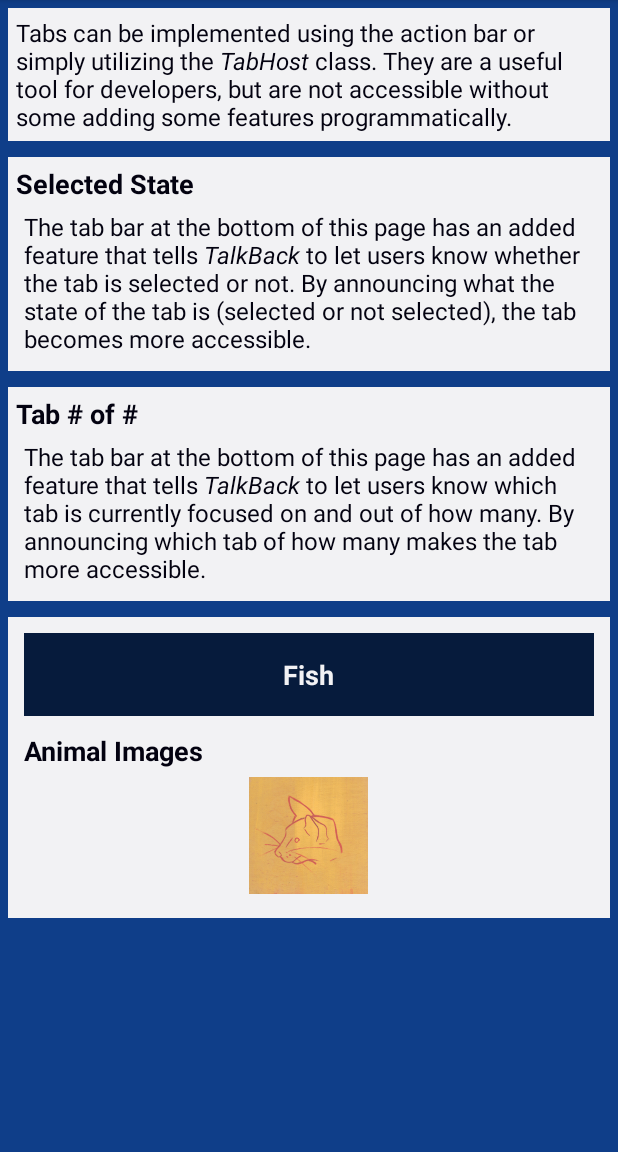
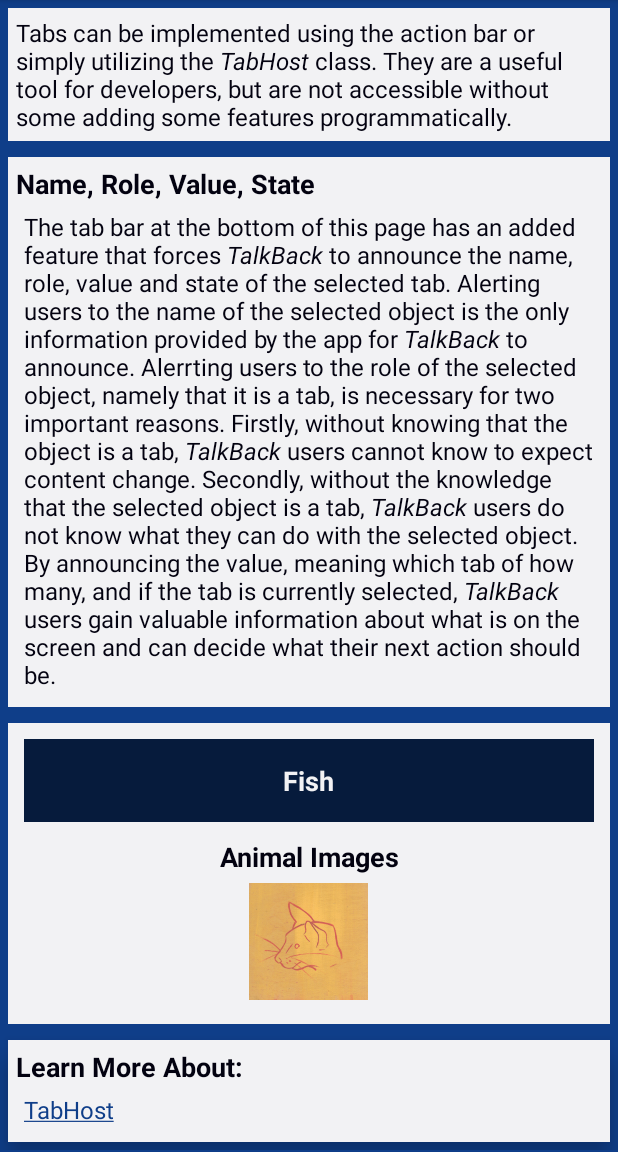
Before and after one commit to dequelabs/Deque-University-for-Android, an Android app: the fragment TabbedNavigationAboutFragment shown on its own in the app's theme, on a phone screen of 412 x 824 dp, the part 84-1236 px from its top. Run offline under Robolectric (Android 15) with nearby library versions, the phone set to English and light mode, and no system bars; 3 statements that could not run were skipped.

Commit message:
DUA-20 #time 2h #comment Fixed Tab announcement. Updated strings. Reviewed content.

```diff
--- a/app/src/main/java/com/dequesystems/a11yframework/TabLayout.java
+++ b/app/src/main/java/com/dequesystems/a11yframework/TabLayout.java
@@ -1,10 +1,8 @@
 package com.dequesystems.a11yframework;
 
 import android.annotation.TargetApi;
-import android.app.Activity;
 import android.content.Context;
 import android.os.Build;
-import android.text.TextUtils;
 import android.util.AttributeSet;
 import android.util.Log;
 import android.view.View;
@@ -19,30 +17,21 @@ import android.widget.TextView;
  */
 public class TabLayout extends LinearLayout {
 
-    TabLayoutCallbacks mCallbacks;
+    private TabHost mTabHost = null;
 
     private static final String LOG_TAG = TabLayout.class.getSimpleName();
 
-    private void initialize() {
-        mCallbacks = (TabLayoutCallbacks)getContext();
-    }
 
     public TabLayout(Context context) {
         super(context);
-
-        initialize();
     }
 
     public TabLayout(Context context, AttributeSet attrs) {
         super(context, attrs);
-
-        initialize();
     }
 
     public TabLayout(Context context, AttributeSet attrs, int defStyleAttr) {
         super(context, attrs, defStyleAttr);
-
-        initialize();
     }
 
     @TargetApi(Build.VERSION_CODES.LOLLIPOP)
@@ -53,9 +42,8 @@ public class TabLayout extends LinearLayout {
     @Override
     public CharSequence getContentDescription() {
 
-        final TabHost tabHost = mCallbacks.getTabHost();
-        final TabWidget tabWidget = tabHost.getTabWidget();
-        final View view = tabWidget.getChildTabViewAt(tabHost.getCurrentTab());
+        final TabWidget tabWidget = mTabHost.getTabWidget();
+        final View view = tabWidget.getChildTabViewAt(mTabHost.getCurrentTab());
         final int tabCount = tabWidget.getTabCount();
         int tabNumber;
 
@@ -106,7 +94,8 @@ public class TabLayout extends LinearLayout {
         return null;
     }
 
-    public static interface TabLayoutCallbacks {
-        TabHost getTabHost();
+    public void setTabHost(TabHost tabHost){
+        mTabHost = tabHost;
+        //TODO: add exception handling if this value is not set before the logic in this class
     }
 }
--- a/app/src/main/java/com/dequesystems/accessibility101/StoryManager.java
+++ b/app/src/main/java/com/dequesystems/accessibility101/StoryManager.java
@@ -15,6 +15,7 @@ import android.widget.RelativeLayout;
 import android.widget.TabHost;
 import android.widget.TextView;
 
+import com.dequesystems.a11yframework.TabLayout;
 import com.dequesystems.accessibility101.contentdescriptions.ContDescAboutFragment;
 import com.dequesystems.accessibility101.contentdescriptions.ContDescBrokenFragment;
 import com.dequesystems.accessibility101.contentdescriptions.ContDescFixedFragment;
@@ -191,7 +192,8 @@ public class StoryManager extends ArrayAdapter<StoryManager.Story> {
                 TabHost.TabSpec tabSpec = tabHost.newTabSpec(tab.getTabID());
                 tabSpec.setContent(tab);
 
-                View view = mActivity.getLayoutInflater().inflate(R.layout.tab_layout, null);
+                TabLayout view = (TabLayout) mActivity.getLayoutInflater().inflate(R.layout.tab_layout, null);
+                view.setTabHost(tabHost);
 
                 TextView textView = (TextView) view.findViewById(R.id.aac_tab_title);
                 textView.setText(tab.getTitle());
--- a/app/src/main/java/com/dequesystems/accessibility101/tabbednavigation/TabbedNavigationAboutFragment.java
+++ b/app/src/main/java/com/dequesystems/accessibility101/tabbednavigation/TabbedNavigationAboutFragment.java
@@ -5,6 +5,7 @@ import android.content.Context;
 import android.graphics.drawable.Drawable;
 import android.os.Bundle;
 import android.app.Fragment;
+import android.text.method.LinkMovementMethod;
 import android.view.LayoutInflater;
 import android.view.View;
 import android.view.ViewGroup;
@@ -18,10 +19,15 @@ import com.dequesystems.accessibility101.R;
 /**
  * A simple {@link Fragment} subclass.
  */
-public class TabbedNavigationAboutFragment extends Fragment implements TabLayout.TabLayoutCallbacks {
+public class TabbedNavigationAboutFragment extends Fragment{
 
     private static final String LOG_TAG = TabbedNavigationAboutFragment.class.getSimpleName();
     private TabHost mTabHost;
+
+
+    TextView mTextView1;
+    TextView mTextView2;
+
 
     public TabbedNavigationAboutFragment() {
         // Required empty public constructor
@@ -33,12 +39,20 @@ public class TabbedNavigationAboutFragment extends Fragment implements TabLayout
         // Inflate the layout for this fragment
         final View view = inflater.inflate(R.layout.fragment_tabbed_navigation_about, container, false);
 
-        mTabHost = (TabHost) view.findViewById(R.id.tabHost2);
+        mTextView1 = (TextView) view.findViewById(R.id.aacTabNavTextView1);
+
+        mTextView1.setMovementMethod(LinkMovementMethod.getInstance());
+
+        int linkColor = getResources().getColor(R.color.aac_text_link);
+
+        mTextView1.setLinkTextColor(linkColor);
+
+        mTabHost = (TabHost) view.findViewById(R.id.tabNavAboutTabHost);
         mTabHost.setup();
 
-        mTabHost.addTab(mTabHost.newTabSpec("tab1").setContent(R.id.tab1).setIndicator(getTabIndicator(mTabHost.getContext(), R.string.aac_tab_nav_cat_tab_title)));
-        mTabHost.addTab(mTabHost.newTabSpec("tab2").setContent(R.id.tab1).setIndicator(getTabIndicator(mTabHost.getContext(), R.string.aac_tab_nav_dog_tab_title)));
-        mTabHost.addTab(mTabHost.newTabSpec("tab3").setContent(R.id.tab1).setIndicator(getTabIndicator(mTabHost.getContext(), R.string.aac_tab_nav_fish_tab_title)));
+        mTabHost.addTab(mTabHost.newTabSpec("tab1").setContent(R.id.tab1).setIndicator(createTabIndicator(mTabHost.getContext(), R.string.aac_tab_nav_cat_tab_title)));
+        mTabHost.addTab(mTabHost.newTabSpec("tab2").setContent(R.id.tab1).setIndicator(createTabIndicator(mTabHost.getContext(), R.string.aac_tab_nav_dog_tab_title)));
+        mTabHost.addTab(mTabHost.newTabSpec("tab3").setContent(R.id.tab1).setIndicator(createTabIndicator(mTabHost.getContext(), R.string.aac_tab_nav_fish_tab_title)));
 
         TextView textView = (TextView) mTabHost.getCurrentTabView().findViewById(R.id.aac_tab_nav_tab_title);
         textView.setTextColor(getResources().getColor(R.color.aac_tab_bar_selected));
@@ -91,16 +105,12 @@ public class TabbedNavigationAboutFragment extends Fragment implements TabLayout
         return view;
     }
 
-    private View getTabIndicator(Context context, int title) {
-        View view = LayoutInflater.from(context).inflate(R.layout.tab_nav_story_tab_layout_fixed, null);
+    private View createTabIndicator(Context context, int title) {
+        TabLayout view = (TabLayout) LayoutInflater.from(context).inflate(R.layout.tab_nav_story_tab_layout_fixed, null);
+        view.setTabHost(mTabHost);
         TextView tv = (TextView) view.findViewById(R.id.aac_tab_nav_tab_title);
         tv.setText(title);
         return view;
     }
 
-    @Override
-    public TabHost getTabHost(){
-        return mTabHost;
-    }
-
 }
--- a/app/src/main/java/com/dequesystems/accessibility101/tabbednavigation/TabbedNavigationBrokenFragment.java
+++ b/app/src/main/java/com/dequesystems/accessibility101/tabbednavigation/TabbedNavigationBrokenFragment.java
@@ -33,7 +33,7 @@ public class TabbedNavigationBrokenFragment extends Fragment {
         // Inflate the layout for this fragment
         final View view = inflater.inflate(R.layout.fragment_tabbed_navigation_broken, container, false);
 
-        mTabHost = (TabHost) view.findViewById(R.id.tabHost3);
+        mTabHost = (TabHost) view.findViewById(R.id.tabNavBrokenTabHost);
         mTabHost.setup();
 
         mTabHost.addTab(mTabHost.newTabSpec("tab1").setContent(R.id.tab1).setIndicator(getTabIndicator(mTabHost.getContext(), R.string.aac_tab_nav_cat_tab_title)));
--- a/app/src/main/res/layout/activity_main.xml
+++ b/app/src/main/res/layout/activity_main.xml
@@ -19,7 +19,7 @@
         <TabHost
             android:layout_width="fill_parent"
             android:layout_height="fill_parent"
-            android:id="@+id/tabHost"
+            android:id="@+id/globalTabHost"
             android:layout_alignParentLeft="true"
             android:layout_alignParentStart="true"
             android:layout_alignParentBottom="true">
--- a/app/src/main/res/layout/fragment_tabbed_navigation_about.xml
+++ b/app/src/main/res/layout/fragment_tabbed_navigation_about.xml
@@ -21,9 +21,9 @@
         <LinearLayout
             android:layout_width="fill_parent"
             android:layout_height="wrap_content"
+            android:orientation="vertical"
+            android:background="@color/aac_worldspace_white"
             android:layout_margin="@dimen/aac_global_border"
-            android:background="@color/aac_worldspace_white"
-            android:orientation="vertical"
             android:padding="@dimen/aac_global_border">
 
             <TextView
@@ -33,32 +33,9 @@
                 android:textAppearance="@style/AACTextAppearance.heading"/>
 
             <TextView
-                android:layout_width="fill_parent"
+                android:layout_width="wrap_content"
                 android:layout_height="wrap_content"
                 android:text="@string/aac_tab_nav_about_paragraph_1"
-                android:textAppearance="@style/AACTextAppearance.body"
-                android:padding="@dimen/aac_global_border" />
-
-        </LinearLayout>
-
-        <LinearLayout
-            android:layout_width="fill_parent"
-            android:layout_height="wrap_content"
-            android:orientation="vertical"
-            android:background="@color/aac_worldspace_white"
-            android:layout_margin="@dimen/aac_global_border"
-            android:padding="@dimen/aac_global_border">
-
-            <TextView
-                android:layout_width="fill_parent"
-                android:layout_height="wrap_content"
-                android:text="@string/aac_tab_nav_about_heading_2"
-                android:textAppearance="@style/AACTextAppearance.heading"/>
-
-            <TextView
-                android:layout_width="wrap_content"
-                android:layout_height="wrap_content"
-                android:text="@string/aac_tab_nav_about_paragraph_2"
                 android:padding="@dimen/aac_global_border"
                 android:background="@color/aac_worldspace_white"
                 android:textAppearance="@style/AACTextAppearance.body"/>
@@ -73,7 +50,7 @@
             android:layout_margin="@dimen/aac_global_border"
             android:padding="@dimen/aac_global_border">
 
-            <TabHost android:id="@+id/tabHost2"
+            <TabHost android:id="@+id/tabNavAboutTabHost"
                 android:layout_width="fill_parent"
                 android:layout_height="fill_parent"
                 android:padding="@dimen/aac_global_border"
@@ -129,7 +106,8 @@
                 <TextView
                     android:layout_width="fill_parent"
                     android:layout_height="wrap_content"
-                    android:text="@string/aac_tab_nav_about_heading_3"
+                    android:gravity="center"
+                    android:text="@string/aac_tab_nav_demo_heading"
                     android:textAppearance="@style/AACTextAppearance.heading"/>
 
                 <ImageView android:id="@+id/aac_tab_nav_about_image_view"
@@ -142,6 +120,38 @@
 
         </LinearLayout>
 
+        <LinearLayout
+            android:layout_width="fill_parent"
+            android:layout_height="wrap_content"
+            android:background="@color/aac_background_text"
+            android:padding="@dimen/aac_global_border"
+            android:layout_margin="@dimen/aac_global_border"
+            android:elevation="@dimen/aac_elevation_level_1"
+            android:orientation="vertical">
+
+            <TextView
+                android:layout_width="fill_parent"
+                android:layout_height="wrap_content"
+                android:textAppearance="@style/AACTextAppearance.heading"
+                android:text="@string/aac_learn_more"/>
+
+            <LinearLayout
+                android:layout_width="fill_parent"
+                android:layout_height="wrap_content"
+                android:orientation="vertical">
+
+                <com.dequesystems.a11yframework.TextViewLink
+                    android:id="@+id/aacTabNavTextView1"
+                    android:layout_width="fill_parent"
+                    android:layout_height="wrap_content"
+                    android:padding="@dimen/aac_global_border"
+                    android:textAppearance="@style/AACTextAppearance.link"
+                    android:text="@string/aac_tabHost_link"/>
+
+            </LinearLayout>
+
+        </LinearLayout>
+
         </LinearLayout>
 
 </ScrollView>
--- a/app/src/main/res/layout/fragment_tabbed_navigation_broken.xml
+++ b/app/src/main/res/layout/fragment_tabbed_navigation_broken.xml
@@ -17,7 +17,7 @@
             android:background="@color/aac_worldspace_white"
             android:padding="@dimen/aac_global_border">
 
-            <TabHost android:id="@+id/tabHost3"
+            <TabHost android:id="@+id/tabNavBrokenTabHost"
                 android:layout_width="fill_parent"
                 android:layout_height="fill_parent"
                 android:padding="@dimen/aac_global_border"
@@ -74,7 +74,8 @@
                 <TextView
                     android:layout_width="fill_parent"
                     android:layout_height="wrap_content"
-                    android:text="@string/aac_tab_nav_broken_heading_1"
+                    android:gravity="center"
+                    android:text="@string/aac_tab_nav_demo_heading"
                     android:textAppearance="@style/AACTextAppearance.heading"/>
 
                 <ImageView android:id="@+id/aac_tab_nav_broken_image_view"
--- a/app/src/main/res/layout/fragment_tabbed_navigation_fixed.xml
+++ b/app/src/main/res/layout/fragment_tabbed_navigation_fixed.xml
@@ -17,7 +17,7 @@
         android:background="@color/aac_worldspace_white"
         android:padding="@dimen/aac_global_border">
 
-        <TabHost android:id="@+id/tabHost3"
+        <TabHost android:id="@+id/tabNavFixedTabHost"
             android:layout_width="fill_parent"
             android:layout_height="fill_parent"
             android:padding="@dimen/aac_global_border"
@@ -73,7 +73,8 @@
             <TextView
                 android:layout_width="fill_parent"
                 android:layout_height="wrap_content"
-                android:text="@string/aac_tab_nav_fixed_heading_1"
+                android:gravity="center"
+                android:text="@string/aac_tab_nav_demo_heading"
                 android:textAppearance="@style/AACTextAppearance.heading"/>
 
             <ImageView android:id="@+id/aac_tab_nav_fixed_image_view"
--- a/app/src/main/res/layout/tab_nav_story_tab_layout_broken.xml
+++ b/app/src/main/res/layout/tab_nav_story_tab_layout_broken.xml
@@ -1,5 +1,6 @@
 <?xml version="1.0" encoding="utf-8"?>
-<LinearLayout xmlns:android="http://schemas.android.com/apk/res/android"
+<LinearLayout
+    xmlns:android="http://schemas.android.com/apk/res/android"
     android:orientation="vertical" android:layout_width="match_parent"
     android:layout_height="match_parent"
     android:background="@color/aac_tab_bar_background">
--- a/app/src/main/res/layout/tab_nav_story_tab_layout_fixed.xml
+++ b/app/src/main/res/layout/tab_nav_story_tab_layout_fixed.xml
@@ -1,9 +1,11 @@
 <?xml version="1.0" encoding="utf-8"?>
-<com.dequesystems.a11yframework.TabLayout
-    xmlns:android="http://schemas.android.com/apk/res/android"
-    android:orientation="vertical" android:layout_width="match_parent"
+<com.dequesystems.a11yframework.TabLayout xmlns:android="http://schemas.android.com/apk/res/android"
+    xmlns:tools="http://schemas.android.com/tools"
+    android:orientation="vertical"
+    android:layout_width="match_parent"
     android:layout_height="match_parent"
-    android:background="@color/aac_tab_bar_background">
+    android:background="@color/aac_tab_bar_background"
+    tools:context="com.dequesystems.accessibility101.tabbednavigation.TabbedNavigationFixedFragment">
 
     <TextView android:id="@+id/aac_tab_nav_tab_title"
         android:layout_width="wrap_content"
--- a/app/src/main/res/values/strings.xml
+++ b/app/src/main/res/values/strings.xml
@@ -31,6 +31,7 @@
     <string name="aac_image_view_link"><a href="http://developer.android.com/reference/android/widget/ImageView.html">ImageViews</a></string>
     <string name="aac_text_view_link"><a href="http://developer.android.com/reference/android/widget/TextView.html">TextViews</a></string>
     <string name="aac_hint_link"><a href="http://developer.android.com/reference/android/R.attr.html#hint">Hints</a></string>
+    <string name="aac_tabHost_link"><a href="http://developer.android.com/reference/android/widget/TabHost.html">TabHost</a></string>
 
     <!-- Intro Story Strings-->
     <string name="aac_intro_title">Introduction</string>
@@ -166,16 +167,12 @@
     <string name="aac_tab_nav_fish_tab_title">Fish</string>
 
     <string name="aac_tab_nav_about_intro">Tabs can be implemented using the action bar or simply utilizing the <i>TabHost</i> class. They are a useful tool for developers, but are not accessible without some adding some features programmatically.  </string>
-    <string name="aac_tab_nav_about_heading_1">Selected State</string>
-    <string name="aac_tab_nav_about_heading_2">Tab # of #</string>
-    <string name="aac_tab_nav_about_heading_3">Animal Images</string>
-    <string name="aac_tab_nav_about_paragraph_1">The tab bar at the bottom of this page has an added feature that tells <i>TalkBack</i> to let users know whether the tab is selected or not. By announcing what the state of the tab is (selected or not selected), the tab becomes more accessible.</string>
-    <string name="aac_tab_nav_about_paragraph_2">The tab bar at the bottom of this page has an added feature that tells <i>TalkBack</i> to let users know which tab is currently focused on and out of how many. By announcing which tab of how many makes the tab more accessible.</string>
+    <string name="aac_tab_nav_about_heading_1">Name, Role, Value, State</string>
+    <string name="aac_tab_nav_demo_heading">Animal Images</string>
+    <string name="aac_tab_nav_about_paragraph_1">The tab bar at the bottom of this page has an added feature that forces <i>TalkBack</i> to announce the name, role, value and state of the selected tab. Alerting users to the name of the selected object is the only information provided by the app for <i>TalkBack</i> to announce. Alerrting users to the role of the selected object, namely that it is a tab, is necessary for two important reasons. Firstly, without knowing that the object is a tab, <i>TalkBack</i> users cannot know to expect content change. Secondly, without the knowledge that the selected object is a tab, <i>TalkBack</i> users do not know what they can do with the selected object. By announcing the value, meaning which tab of how many, and if the tab is currently selected, <i>TalkBack</i> users gain valuable information about what is on the screen and can decide what their next action should be.</string>
 
-    <string name="aac_tab_nav_broken_heading_1">Animal Images</string>
-    <string name="aac_tab_nav_broken_conclusion">Notice that <i>Talkback</i> does not announce anything other than the visible text when a tab is selected. This means that <i>TalkBack</i> users do not gain useful information and do not know much about where they are on the screen or what their options are.</string>
+    <string name="aac_tab_nav_broken_conclusion">Notice that <i>Talkback</i> does not announce anything other than the visible text, the name, when a tab is selected. This means that <i>TalkBack</i> users do not gain useful information about the role, value, or state of the object and do not know much about what is on the screen or what their options are.</string>
 
-    <string name="aac_tab_nav_fixed_heading_1">Animal Images</string>
-    <string name="aac_tab_nav_fixed_conclusion">By forcing <i>TalkBack</i> to announce which tab of how many and the state of the tab, <i>TalkBack</i> users know exactly what is on the screen and can decide what their next action should be.</string>
+    <string name="aac_tab_nav_fixed_conclusion">By forcing <i>TalkBack</i> to announce the role, value, and state of the tab in addition to its name, <i>TalkBack</i> users know exactly what is on the screen and can decide what their next action should be.</string>
 
 </resources>
```
Also changed, not shown: app/src/main/AndroidManifest.xml (+0 -8 lines), app/src/main/java/com/dequesystems/accessibility101/MainActivity.java (+15 -14 lines), app/src/main/java/com/dequesystems/accessibility101/TestFragmentActivity.java (deleted, +0 -15 lines), app/src/main/java/com/dequesystems/accessibility101/tabbednavigation/TabbedNavigationFixedFragment.java (+4 -9 lines).
